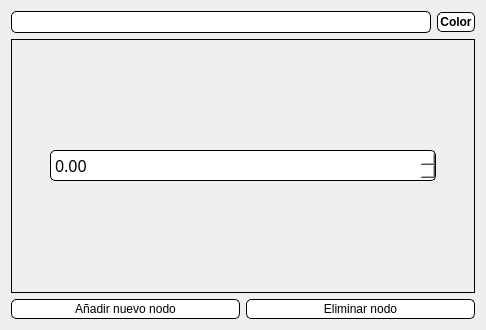
Qt form ui/nodo.ui (victorloal/Mauri) before a commit.
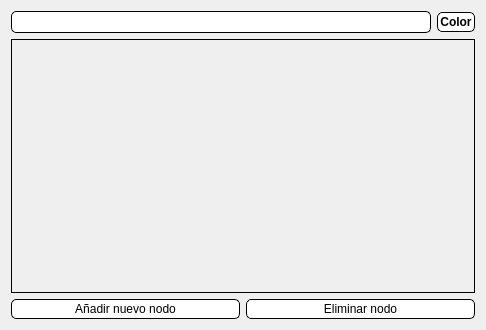
The same form after that commit.

What changed in the file:
```diff
--- a/ui/nodo.ui
+++ b/ui/nodo.ui
@@ -84,55 +84,6 @@
         <property name="bottomMargin">
          <number>1</number>
         </property>
-        <item row="0" column="0">
-         <widget class="QWidget" name="fvgnvbghm" native="true">
-          <property name="styleSheet">
-           <string notr="true">border: 0px solid black; </string>
-          </property>
-          <layout class="QGridLayout" name="gridLayout_2">
-           <item row="0" column="2">
-            <spacer name="verticalSpacer">
-             <property name="orientation">
-              <enum>Qt::Vertical</enum>
-             </property>
-             <property name="sizeHint" stdset="0">
-              <size>
-               <width>20</width>
-               <height>40</height>
-              </size>
-             </property>
-            </spacer>
-           </item>
-           <item row="0" column="0">
-            <spacer name="verticalSpacer_2">
-             <property name="orientation">
-              <enum>Qt::Vertical</enum>
-             </property>
-             <property name="sizeHint" stdset="0">
-              <size>
-               <width>20</width>
-               <height>40</height>
-              </size>
-             </property>
-            </spacer>
-           </item>
-           <item row="0" column="1">
-            <widget class="QDoubleSpinBox" name="Spin">
-             <property name="font">
-              <font>
-               <family>MS Reference Sans Serif</family>
-               <pointsize>12</pointsize>
-              </font>
-             </property>
-             <property name="styleSheet">
-              <string notr="true">border: 1px solid black; border-radius: 5px; padding: 2px;
-background-color: rgb(255, 255, 255);</string>
-             </property>
-            </widget>
-           </item>
-          </layout>
-         </widget>
-        </item>
        </layout>
       </item>
      </layout>
```
